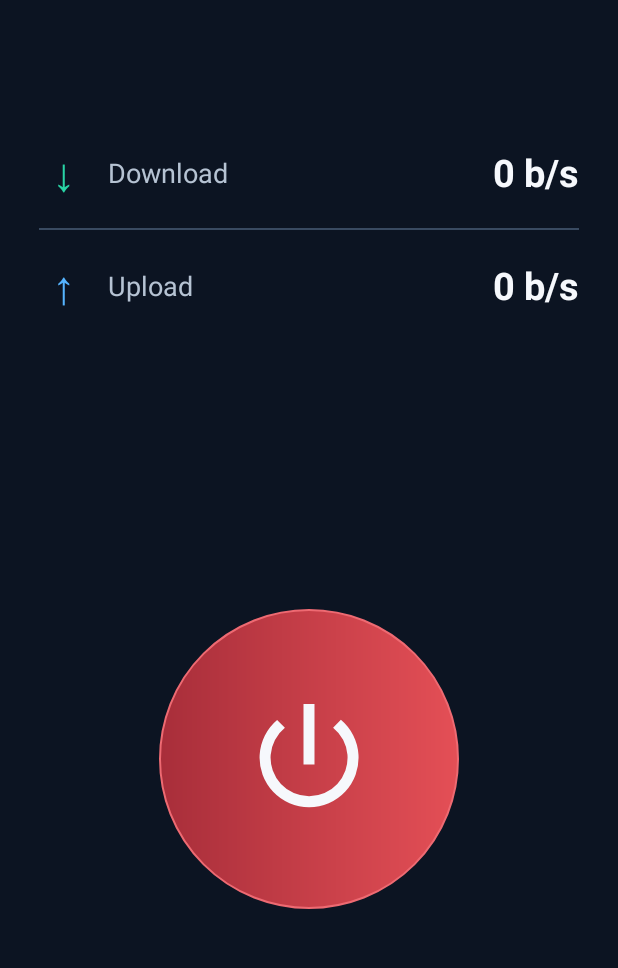
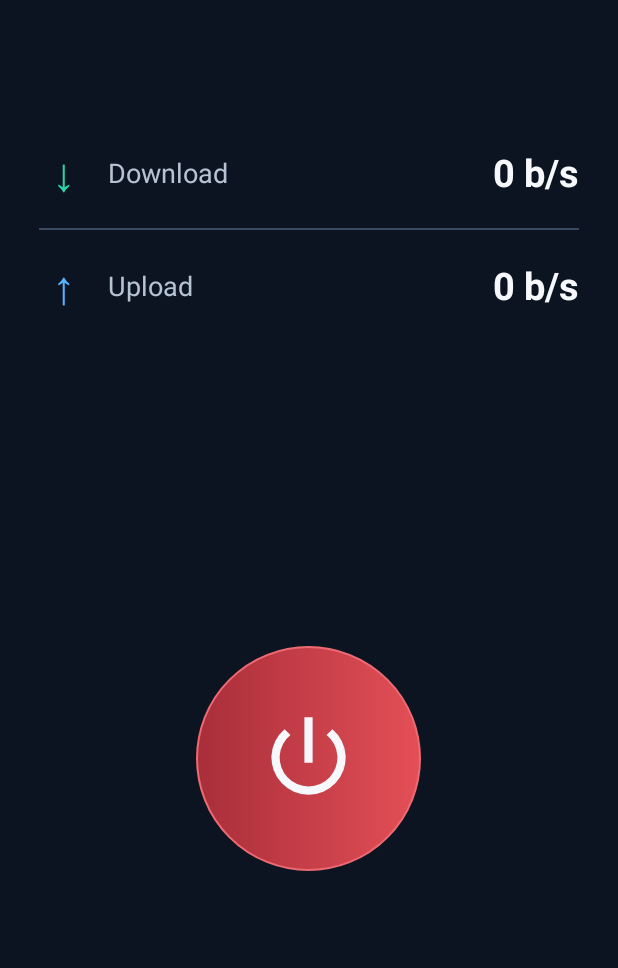
Before and after one commit to Mohammad-Dawoud/NetSpeed, an Android app: the screen it shows after launch (MainActivity), on a phone screen of 412 x 824 dp, the part 108-1076 px from its top. Run offline under Robolectric (Android 15) with nearby library versions, the phone set to English and light mode, and no system bars.

Commit message:
ui: reduce round power toggle to 150dp keeping its center position

```diff
--- a/app/src/main/res/layout/activity_main.xml
+++ b/app/src/main/res/layout/activity_main.xml
@@ -130,26 +130,23 @@
                 </LinearLayout>
             </LinearLayout>
 
-            <!-- Circular 200dp toggle, with a proportionally scaled power icon.
-                 Its center is 100dp higher than the previous 100dp button:
-                 old center = 96 + 50 = 146dp from bottom;
-                 new center = 146 + 100 = 246dp from bottom.
-                 Therefore bottom margin = 246 - 100 = 146dp.
-                 Accessibility text remains dynamic in MainActivity. -->
+            <!-- 150dp circular power toggle. Preserve the approved center
+                 at 246dp above the bottom: 171dp margin + 75dp radius.
+                 The power icon scales with the button; TalkBack text is dynamic. -->
             <FrameLayout
                 android:id="@+id/power_button"
-                android:layout_width="200dp"
-                android:layout_height="200dp"
+                android:layout_width="150dp"
+                android:layout_height="150dp"
                 android:layout_gravity="bottom|center_horizontal"
-                android:layout_marginBottom="146dp"
+                android:layout_marginBottom="171dp"
                 android:background="@drawable/bg_button_inactive"
                 android:clickable="true"
                 android:focusable="true"
                 android:contentDescription="@string/start_monitoring">
 
                 <ImageView
-                    android:layout_width="88dp"
-                    android:layout_height="88dp"
+                    android:layout_width="66dp"
+                    android:layout_height="66dp"
                     android:layout_gravity="center"
                     android:src="@drawable/ic_power"
                     android:contentDescription="@null"
```
